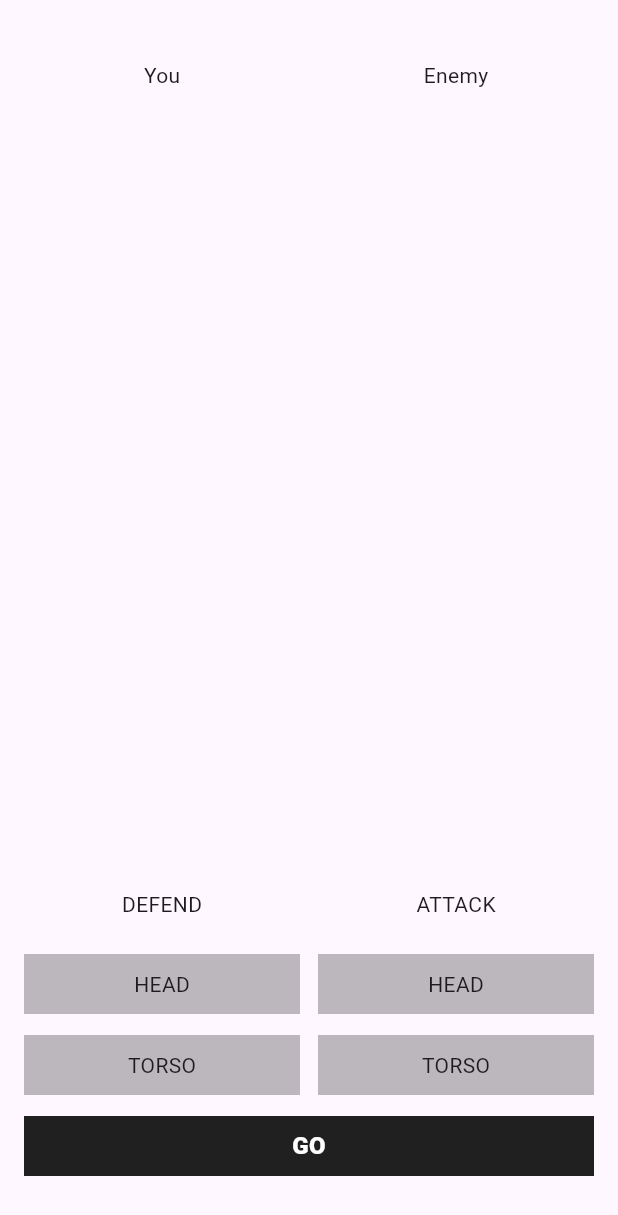
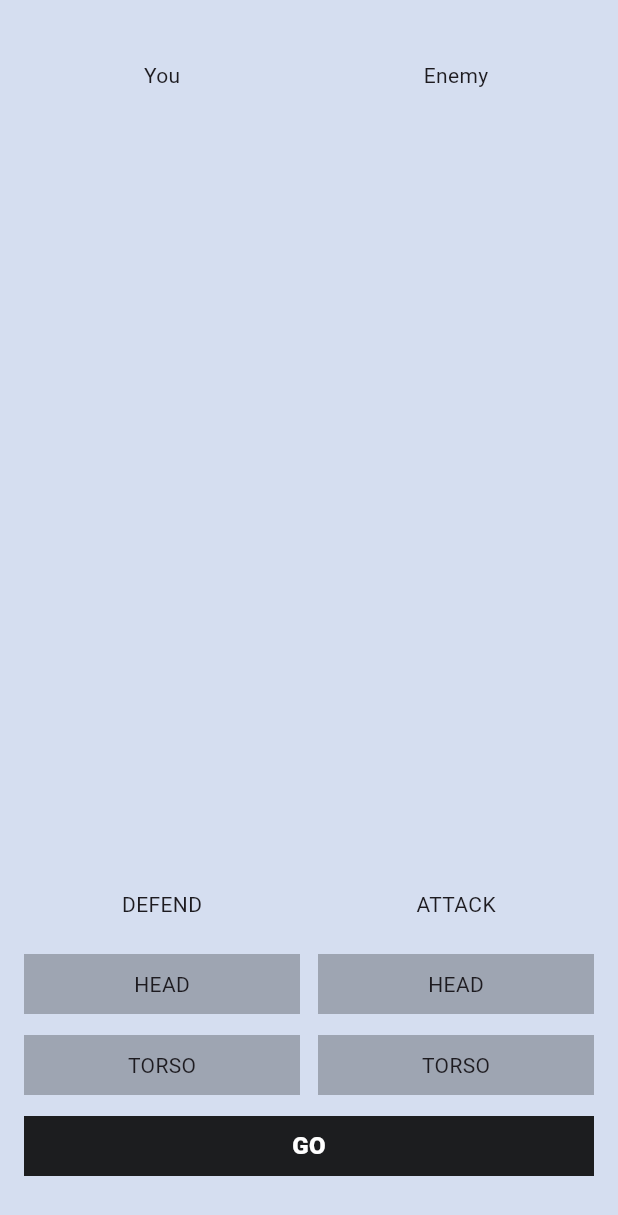
Before and after one commit to PavelSilinskiy/flutter_fight_club, a Flutter app: the screen it shows after launch, on a phone screen of 412 x 824 dp. Shown: the top 1215 px of the screen. Run offline on Flutter 3.47's test engine with Material 3 defaults, Android fonts, the phone set to English and light mode, and no system bars.

Commit message:
Changed background color

```diff
--- a/lib/main.dart
+++ b/lib/main.dart
@@ -66,6 +66,7 @@ class _MyHomePageState extends State<MyHomePage> {
     // fast, so that you can just rebuild anything that needs updating rather
     // than having to individually change instances of widgets.
     return Scaffold(
+      backgroundColor: Color(0xFFD5DEF0),
       body: Column(
         children: [
           SizedBox(height: 40),
```
